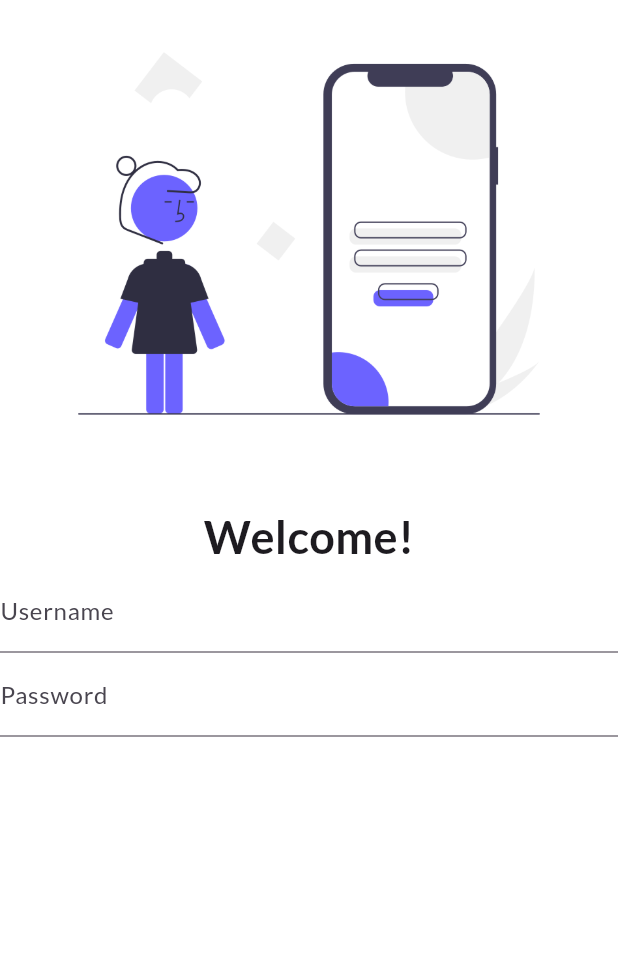
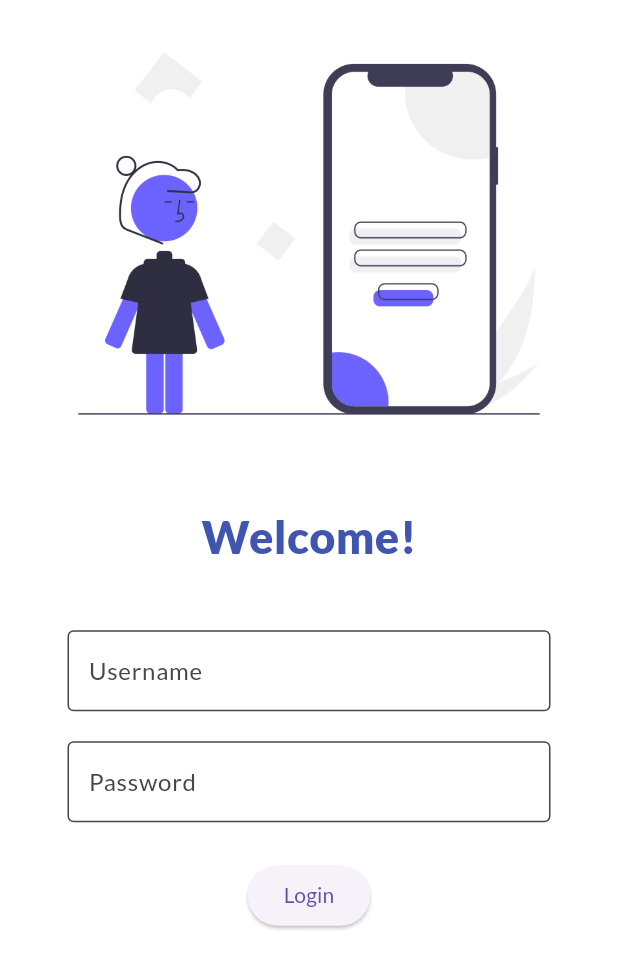
Before and after one commit to amnayakub/Catalog-App, a Flutter app: the screen it shows after launch, on a phone screen of 412 x 824 dp. Shown: the top 969 px of the screen. Run offline on Flutter 3.47's test engine with Material 3 defaults, Android fonts, the phone set to English and light mode, and no system bars; our stand-ins replace google_fonts.

Commit message:
day 3 done

```diff
--- a/lib/pages/login_page.dart
+++ b/lib/pages/login_page.dart
@@ -16,20 +16,51 @@ class LoginPage extends StatelessWidget {
           const Text(
             'Welcome!',
             style: TextStyle(
-              fontWeight: FontWeight.bold,
+              color: Color.fromARGB(255, 64, 85, 175),
+              fontWeight: FontWeight.w900,
               fontSize: 30,
             ),
           ),
+          const SizedBox(
+            height: 25,
+          ),
+          Padding(
+            padding: const EdgeInsets.symmetric(vertical: 16.0, horizontal: 45.0),
+            child: Column(
+              children: [
                 TextFormField(
                   decoration: const InputDecoration(
                     labelText: "Username",
                     hintText: "Enter username",
+                    border: OutlineInputBorder(),
+                    filled: true,
+                    fillColor: Colors.white,
+                    contentPadding: EdgeInsets.symmetric(vertical: 15.0, horizontal: 10.0),
                   ),
                 ),
+                const SizedBox(
+                  height: 20,
+                ),
                 TextFormField(
+                  obscureText: true,
                   decoration: const InputDecoration(
                     labelText: "Password",
                     hintText: "Enter password",
+                    border: OutlineInputBorder(),
+                    filled: true,
+                    fillColor: Colors.white,
+                    contentPadding: EdgeInsets.symmetric(vertical: 15.0, horizontal: 10.0),
+                  ),
+                ),
+                const SizedBox(
+                  height: 25,
+                ),
+                ElevatedButton(
+                  style: TextButton.styleFrom(),
+                  onPressed: () {},
+                  child: const Text('Login'),
+                ),
+              ],
             ),
           ),
         ],
```
Lines whose indentation alone changed are shown as unchanged.
